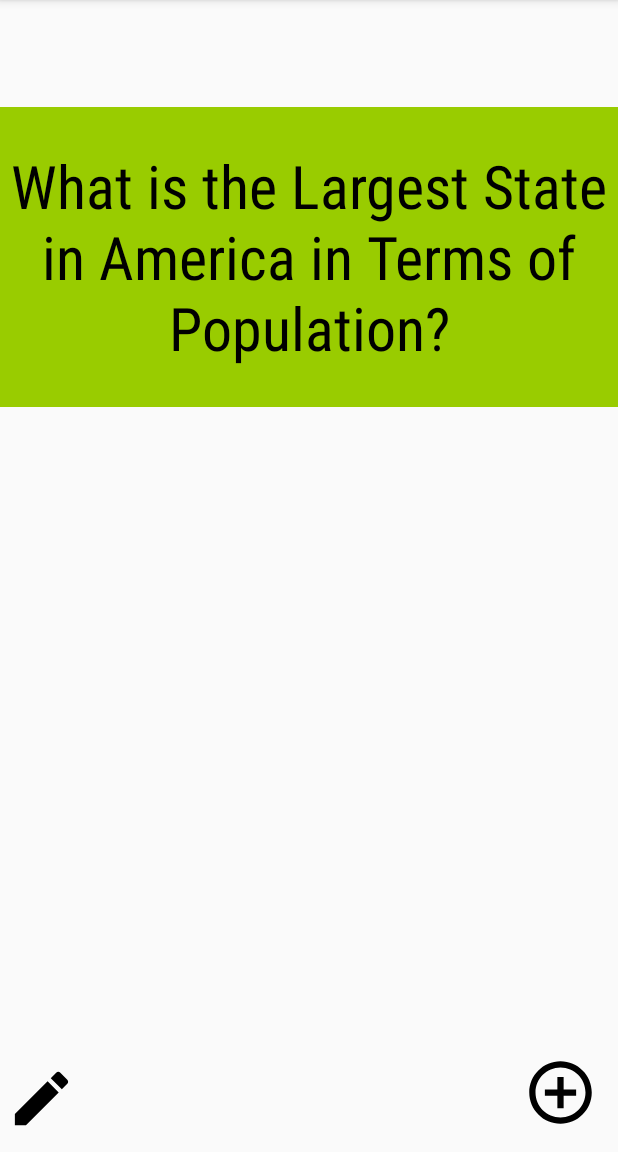
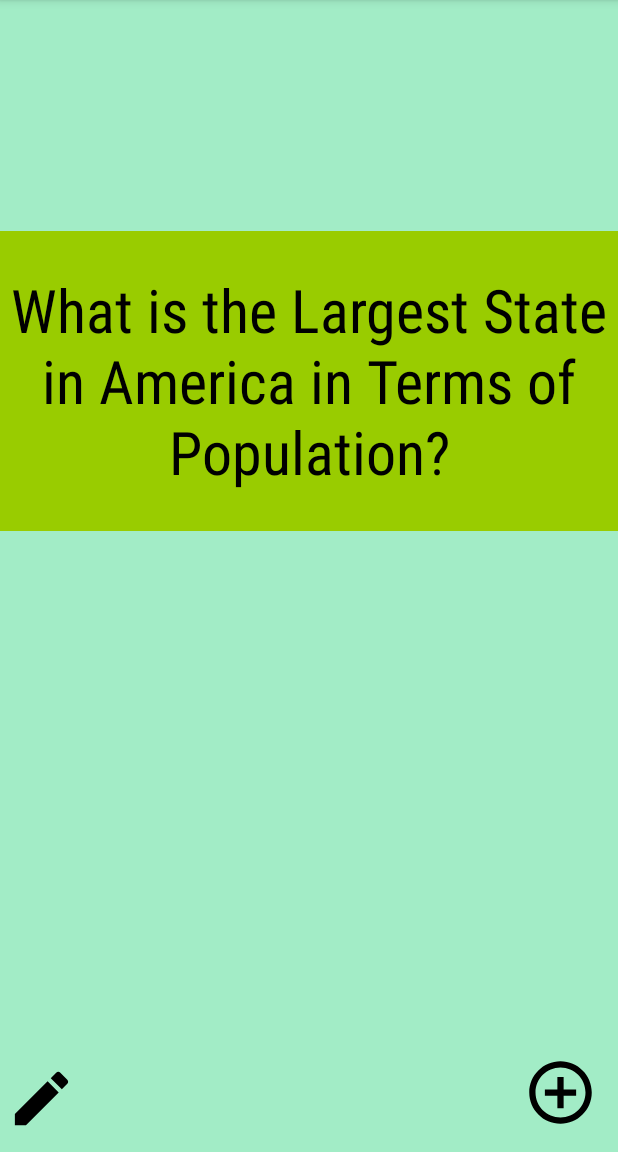
Before and after one commit to wlhunter00/FlashCardApp, an Android app: the screen it shows after launch (MainActivity), on a phone screen of 412 x 824 dp, the part 84-1236 px from its top. Run offline under Robolectric (Android 15) with nearby library versions, the phone set to English and light mode, and no system bars.

Commit message:
Second project with the edit button and back button working, plus both pop ups working and changed background color

```diff
--- a/app/build.gradle
+++ b/app/build.gradle
@@ -21,6 +21,7 @@ android {
 dependencies {
     implementation fileTree(dir: 'libs', include: ['*.jar'])
     implementation 'com.android.support:appcompat-v7:28.0.0'
+    implementation 'com.android.support:design:28.0.0'
     implementation 'com.android.support.constraint:constraint-layout:1.1.3'
     testImplementation 'junit:junit:4.12'
     androidTestImplementation 'com.android.support.test:runner:1.0.2'
--- a/app/src/main/AndroidManifest.xml
+++ b/app/src/main/AndroidManifest.xml
@@ -9,14 +9,16 @@
         android:roundIcon="@mipmap/ic_launcher_round"
         android:supportsRtl="true"
         android:theme="@style/AppTheme">
-        <activity android:name=".MainActivity">
+        <activity android:name=".MainActivity"
+            android:theme="@style/AppTheme">
             <intent-filter>
                 <action android:name="android.intent.action.MAIN" />
 
                 <category android:name="android.intent.category.LAUNCHER" />
             </intent-filter>
         </activity>
-        <activity android:name=".AddCardActivity"></activity>
+        <activity android:name=".AddCardActivity"
+            android:theme="@style/AppTheme"></activity>
     </application>
 
 </manifest>
--- a/app/src/main/res/layout/activity_main.xml
+++ b/app/src/main/res/layout/activity_main.xml
@@ -8,35 +8,35 @@
 
     <TextView
         android:id="@+id/flashcard_question"
-        android:gravity="center"
         android:layout_width="match_parent"
         android:layout_height="200dp"
         android:layout_alignParentStart="true"
-        android:layout_alignParentTop="true"
-        android:layout_marginTop="71dp"
+        android:layout_alignTop="@+id/flashcard_answer"
+        android:background="@android:color/holo_green_light"
         android:fontFamily="sans-serif-condensed"
+        android:gravity="center"
         android:text="What is the Largest State in America in Terms of Population?"
         android:textAlignment="center"
         android:textColor="@android:color/black"
         android:textSize="40sp"
         android:typeface="normal"
-        android:background="@android:color/holo_green_light"
         android:visibility="visible" />
 
     <TextView
         android:id="@+id/flashcard_answer"
-        android:gravity="center"
         android:layout_width="match_parent"
         android:layout_height="200dp"
         android:layout_alignParentStart="true"
-        android:layout_alignTop="@+id/flashcard_question"
+        android:layout_alignParentTop="true"
+        android:layout_marginTop="154dp"
+        android:background="@android:color/holo_blue_light"
         android:fontFamily="sans-serif-condensed"
+        android:gravity="center"
         android:text="California"
         android:textAlignment="center"
         android:textColor="@android:color/black"
         android:textSize="40sp"
         android:typeface="normal"
-        android:background="@android:color/holo_blue_light"
         android:visibility="invisible" />
 
     <ImageView
--- a/app/src/main/res/values/colors.xml
+++ b/app/src/main/res/values/colors.xml
@@ -3,4 +3,5 @@
     <color name="colorPrimary">#3F51B5</color>
     <color name="colorPrimaryDark">#303F9F</color>
     <color name="colorAccent">#FF4081</color>
+    <color name="background_material_light">#a2ecc6</color>
 </resources>
--- a/app/src/main/res/values/styles.xml
+++ b/app/src/main/res/values/styles.xml
@@ -6,6 +6,7 @@
         <item name="colorPrimary">@color/colorPrimary</item>
         <item name="colorPrimaryDark">@color/colorPrimaryDark</item>
         <item name="colorAccent">@color/colorAccent</item>
+        <item name="android:colorBackground">@color/background_material_light</item>
     </style>
 
 </resources>
```
Also changed, not shown: app/src/main/java/com/example/wlhun/flashcardapp/AddCardActivity.java (+11 -1 lines), app/src/main/java/com/example/wlhun/flashcardapp/MainActivity.java (+7 -0 lines).
